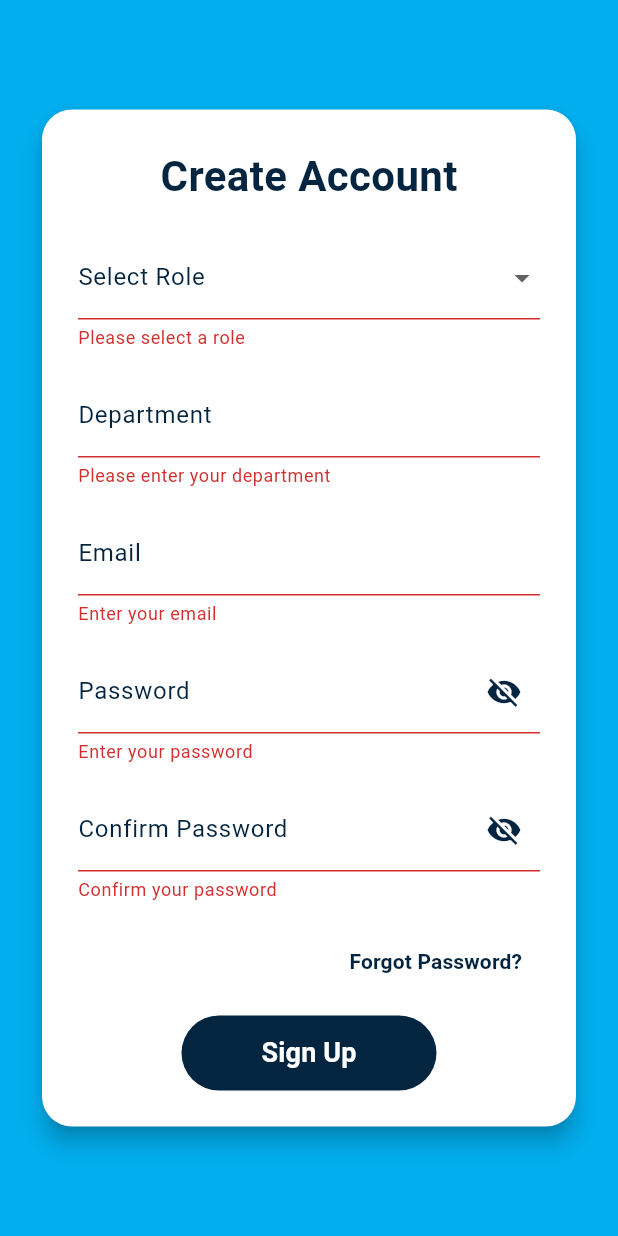
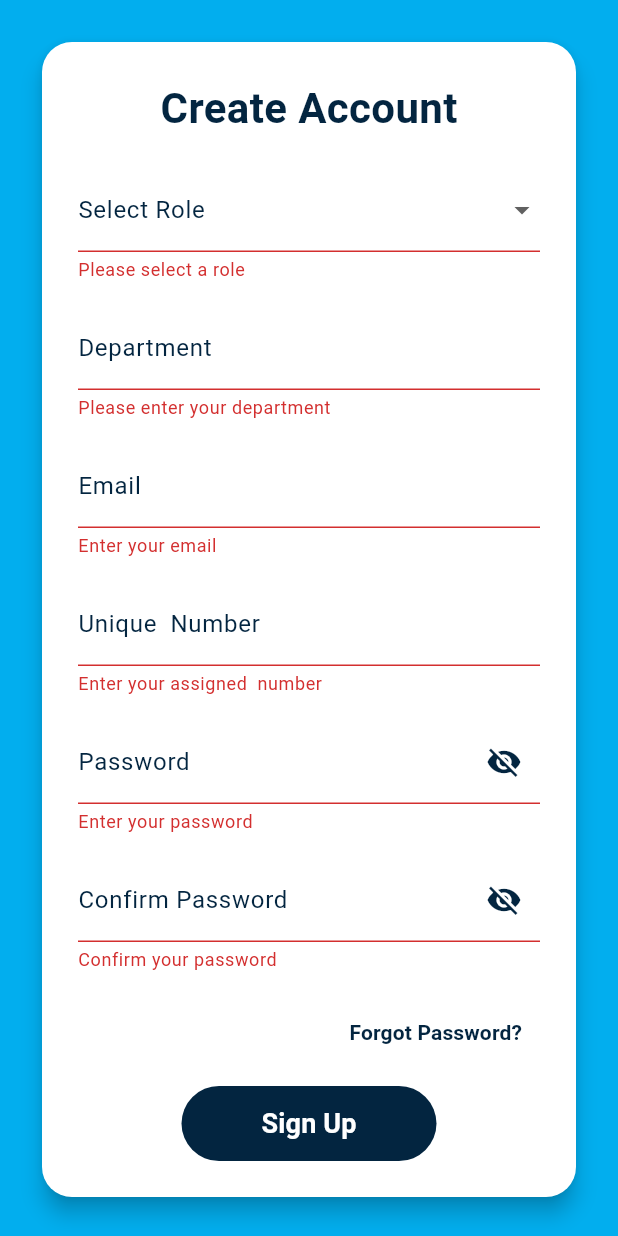
Before and after one commit to kamaugithub/workstudy, a Flutter app: the SignUpPage screen opened directly, after a tap on "Sign Up", on a phone screen of 412 x 824 dp. Run offline on Flutter 3.47's test engine with Material 3 defaults, Android fonts, the phone set to English and light mode, and no system bars; our stand-ins replace cloud_firestore, firebase_auth, firebase_core, pdf, printing; missing offline and left inert: dart:html, excel; accounts and stored records are empty; Roboto replaces fonts that are missing (Segoe UI).

Commit message:
added id field in sign up

```diff
--- a/lib/pages/signup.dart
+++ b/lib/pages/signup.dart
@@ -15,6 +15,7 @@ class _SignUpPageState extends State<SignUpPage> {
   final _formKey = GlobalKey<FormState>();
   String? selectedRole;
 
+  final idController = TextEditingController();
   final emailController = TextEditingController();
   final passwordController = TextEditingController();
   final confirmPasswordController = TextEditingController();
@@ -28,7 +29,6 @@ class _SignUpPageState extends State<SignUpPage> {
   final FirebaseAuth _auth = FirebaseAuth.instance;
   final FirebaseFirestore _firestore = FirebaseFirestore.instance;
 
-  // ✅ Validate email format
   bool _isValidEmail(String email) {
     final emailRegex = RegExp(
       r'^[a-zA-Z0-9._%+-]+@[a-zA-Z0-9.-]+\.[a-zA-Z]{2,}$',
@@ -36,59 +36,60 @@ class _SignUpPageState extends State<SignUpPage> {
     return emailRegex.hasMatch(email);
   }
 
-  // ✅ Handle user signup
   Future<void> handleSignUp() async {
     if (!_formKey.currentState!.validate()) return;
-
     setState(() => isLoading = true);
 
-    // Debug print to ensure controllers are not empty
-    print('Email entered: ${emailController.text}');
-    print('Password entered: ${passwordController.text}');
-    print('Role selected: $selectedRole');
-    print('Department: ${departmentController.text}');
+    try {
+      final email = emailController.text.trim();
+      final idNumber = idController.text.trim();
+      final password = passwordController.text.trim();
+      final department = departmentController.text.trim();
+      final role = selectedRole ?? 'Unknown';
 
-    // Safety check
-    if (emailController.text.trim().isEmpty ||
-        passwordController.text.trim().isEmpty) {
+      // Check if ID already exists
+      final existing =
+          await _firestore
+              .collection('users')
+              .where('idNumber', isEqualTo: idNumber)
+              .get();
+
+      if (existing.docs.isNotEmpty) {
+        setState(() => isLoading = false);
         ScaffoldMessenger.of(context).showSnackBar(
           const SnackBar(
-          content: Text("Please fill in all required fields."),
+            content: Text("This ID number is already registered."),
             backgroundColor: Colors.red,
           ),
         );
-      setState(() => isLoading = false);
         return;
       }
 
-    try {
-      // 1️⃣ Create the user in Firebase Authentication
-      UserCredential userCredential = await _auth
-          .createUserWithEmailAndPassword(
-            email: emailController.text.trim(),
-            password: passwordController.text.trim(),
+      // Create Firebase user
+      final userCred = await _auth.createUserWithEmailAndPassword(
+        email: email,
+        password: password,
       );
 
-      // 2️⃣ Prepare user data for Firestore
+      // Prepare user data
       final userData = {
-        'email': emailController.text.trim(),
-        'role': selectedRole ?? 'Unknown',
+        'email': email,
+        'idNumber': idNumber,
+        'role': role,
+        'department': department,
         'createdAt': FieldValue.serverTimestamp(),
+        'weeklyHours': 0,
+        'totalHours': 0,
+        'status': 'active',
       };
 
-      final department = departmentController.text.trim();
-      if (department.isNotEmpty) userData['department'] = department;
-
-      // 3️⃣ Store data in Firestore under users collection
+      // Save to Firestore
       await _firestore
           .collection('users')
-          .doc(userCredential.user!.uid)
+          .doc(userCred.user!.uid)
           .set(userData);
 
-      // ✅ Debugging confirmation
-      print("User created and saved successfully in Firestore!");
-
-      // 4️⃣ Show success message
+      // Success message + redirect
       if (mounted) {
         ScaffoldMessenger.of(context).showSnackBar(
           SnackBar(
@@ -103,14 +104,12 @@ class _SignUpPageState extends State<SignUpPage> {
           ),
         );
 
-        // 5️⃣ Navigate to login page
         Navigator.pushReplacement(
           context,
           MaterialPageRoute(builder: (context) => const LoginPage()),
         );
       }
     } on FirebaseAuthException catch (e) {
-      // ✅ Handle Firebase-specific errors
       String message;
       switch (e.code) {
         case 'email-already-in-use':
@@ -125,15 +124,10 @@ class _SignUpPageState extends State<SignUpPage> {
         default:
           message = "Signup failed: ${e.message}";
       }
-
-      print("FirebaseAuthException: ${e.code} - ${e.message}");
-
       ScaffoldMessenger.of(context).showSnackBar(
         SnackBar(content: Text(message), backgroundColor: Colors.red),
       );
     } catch (e) {
-      // ✅ Catch unexpected errors
-      print("Unexpected signup error: $e");
       ScaffoldMessenger.of(context).showSnackBar(
         SnackBar(
           content: Text("Unexpected error: ${e.toString()}"),
@@ -145,7 +139,6 @@ class _SignUpPageState extends State<SignUpPage> {
     }
   }
 
-  // ✅ Forgot Password Navigation
   void handleForgotPassword() {
     Navigator.push(
       context,
@@ -153,7 +146,6 @@ class _SignUpPageState extends State<SignUpPage> {
     );
   }
 
-  // ✅ Password strength checker
   void checkPasswordStrength(String password) {
     String strength;
     final hasLetters = RegExp(r'[A-Za-z]').hasMatch(password);
@@ -170,7 +162,6 @@ class _SignUpPageState extends State<SignUpPage> {
     } else {
       strength = "Weak";
     }
-
     setState(() => passwordStrength = strength);
   }
 
@@ -203,6 +194,7 @@ class _SignUpPageState extends State<SignUpPage> {
       body: Center(
         child: SingleChildScrollView(
           padding: const EdgeInsets.all(24),
+          physics: const BouncingScrollPhysics(),
           child: Card(
             shape: RoundedRectangleBorder(
               borderRadius: BorderRadius.circular(20),
@@ -225,7 +217,7 @@ class _SignUpPageState extends State<SignUpPage> {
                     ),
                     const SizedBox(height: 20),
 
-                    // Role dropdown
+                    // Role Dropdown
                     DropdownButtonFormField<String>(
                       value: selectedRole,
                       decoration: _inputDecoration("Select Role"),
@@ -247,7 +239,7 @@ class _SignUpPageState extends State<SignUpPage> {
                     ),
                     const SizedBox(height: 16),
 
-                    // Department field
+                    // Department
                     TextFormField(
                       controller: departmentController,
                       decoration: _inputDecoration(
@@ -263,7 +255,7 @@ class _SignUpPageState extends State<SignUpPage> {
                     ),
                     const SizedBox(height: 16),
 
-                    // Email field
+                    // Email
                     TextFormField(
                       controller: emailController,
                       decoration: _inputDecoration(
@@ -282,7 +274,31 @@ class _SignUpPageState extends State<SignUpPage> {
                     ),
                     const SizedBox(height: 16),
 
-                    // Password field
+                    // ✅ ID Number Field (Manual numeric)
+                    TextFormField(
+                      controller: idController,
+                      decoration: _inputDecoration(
+                        "Unique  Number",
+                        hint: "Enter assigned ID (e.g. 21-03008 or 45/456)",
+                      ),
+                      keyboardType:
+                          TextInputType.text, // Use text to allow -, /
+                      validator: (value) {
+                        if (value == null || value.isEmpty) {
+                          return "Enter your assigned  number";
+                        }
+
+                        // ✅ Allow only digits, dashes (-), and slashes (/)
+                        if (!RegExp(r'^[0-9\-/]+$').hasMatch(value)) {
+                          return "ID must contain only numbers, dashes (-), or slashes (/)";
+                        }
+
+                        return null;
+                      },
+                    ),
+                    const SizedBox(height: 16),
+
+                    // Password
                     TextFormField(
                       controller: passwordController,
                       obscureText: !isPasswordVisible,
@@ -383,7 +399,7 @@ class _SignUpPageState extends State<SignUpPage> {
                     ),
                     const SizedBox(height: 12),
 
-                    // ✅ Sign Up Button
+                    // Submit Button
                     isLoading
                         ? const CircularProgressIndicator(
                           color: Color(0xFF032540),
```
Also changed, not shown: lib/pages/login.dart (+79 -60 lines). Lines whose indentation alone changed are shown as unchanged.
